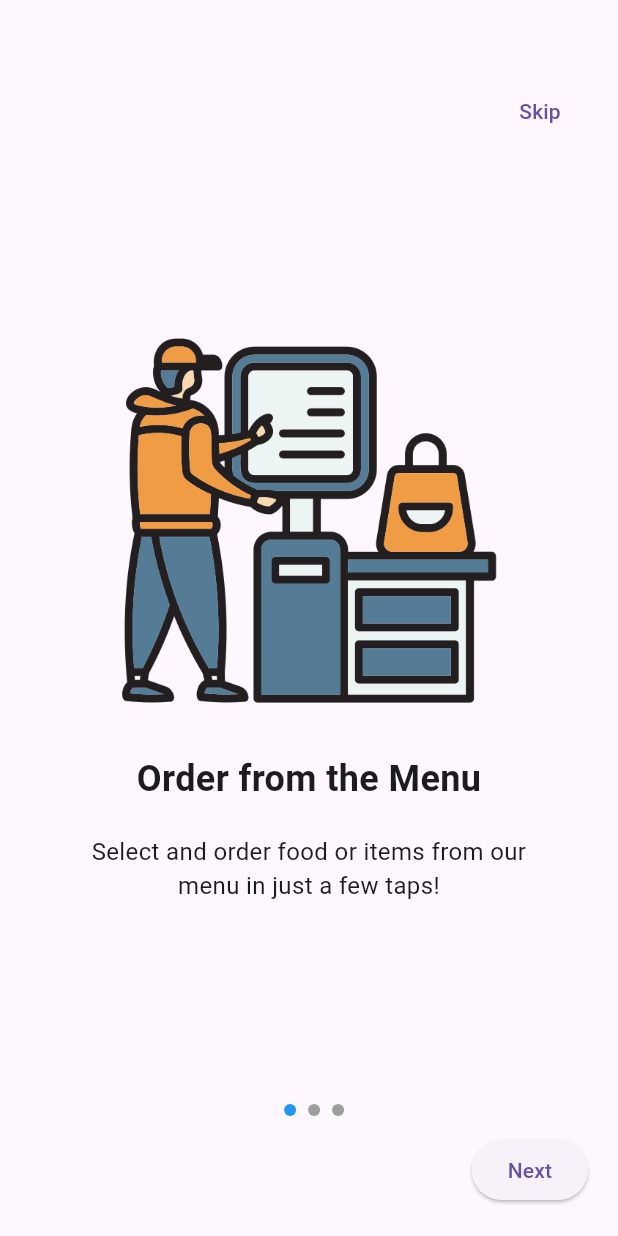
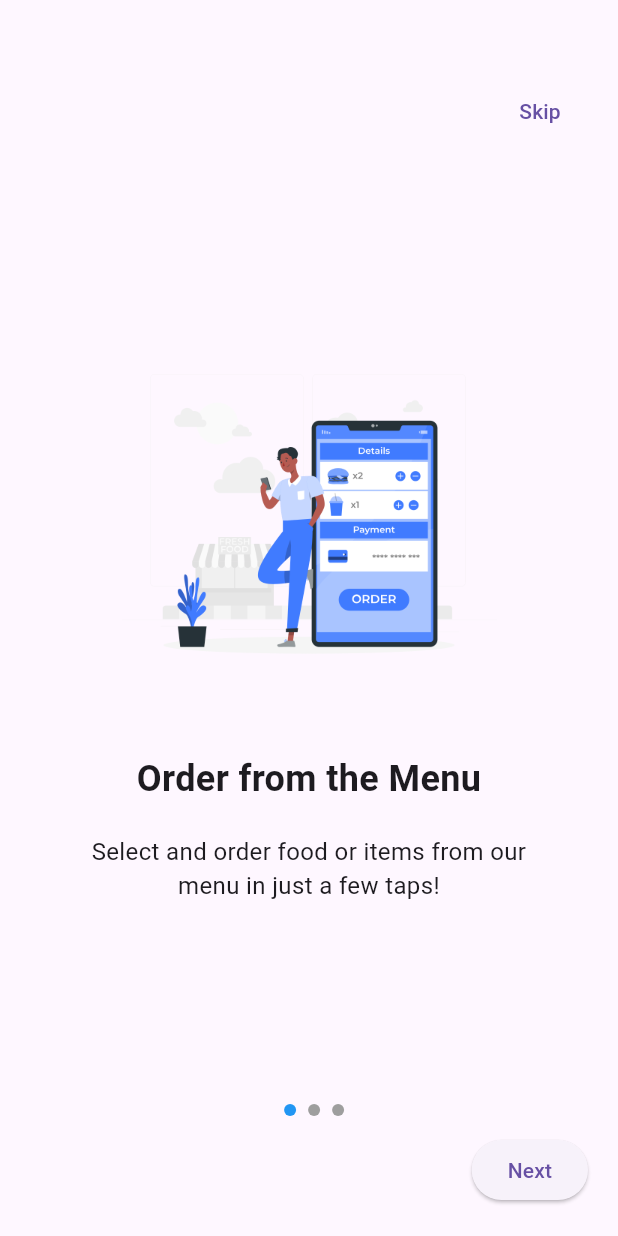
Before and after one commit to shankar4112/ProductExpo, a Flutter app: the screen it shows after launch, on a phone screen of 412 x 824 dp. Run offline on Flutter 3.47's test engine with Material 3 defaults, Android fonts, the phone set to English and light mode, and no system bars; our stand-ins replace cloud_firestore, curved_navigation_bar, file_picker, firebase_auth, firebase_core, google_sign_in and 2 more; missing offline and left inert: razorpay_flutter; accounts and stored records are empty; Roboto replaces fonts that are missing (Montserrat).

Commit message:
Included trending icon and order icon

```diff
--- a/lib/HomePage/bottom_nav.dart
+++ b/lib/HomePage/bottom_nav.dart
@@ -53,7 +53,7 @@ class _BottomNavState extends State<BottomNav> {
         items: const [
           Icon(Icons.home_outlined, color: Colors.white),
           Icon(Icons.shopping_bag_outlined, color: Colors.white),
-          Icon(Icons.wallet_outlined, color: Colors.white),
+          Icon(Icons.local_fire_department, color: Colors.white),
           Icon(Icons.person_outline, color: Colors.white),
         ],
       ),
--- a/lib/pages/intro.dart
+++ b/lib/pages/intro.dart
@@ -28,7 +28,7 @@ class _OnboardingScreenState extends State<OnboardingScreen> {
             },
             children: [
               _buildPageContent(
-                image: 'assets/self-checkout.png',
+                image: 'assets/Order ahead-rafiki.png',
                 title: "Order from the Menu",
                 content:
                     "Select and order food or items from our menu in just a few taps!",
```
Also changed, not shown: assets/Order ahead-rafiki.png (added).
